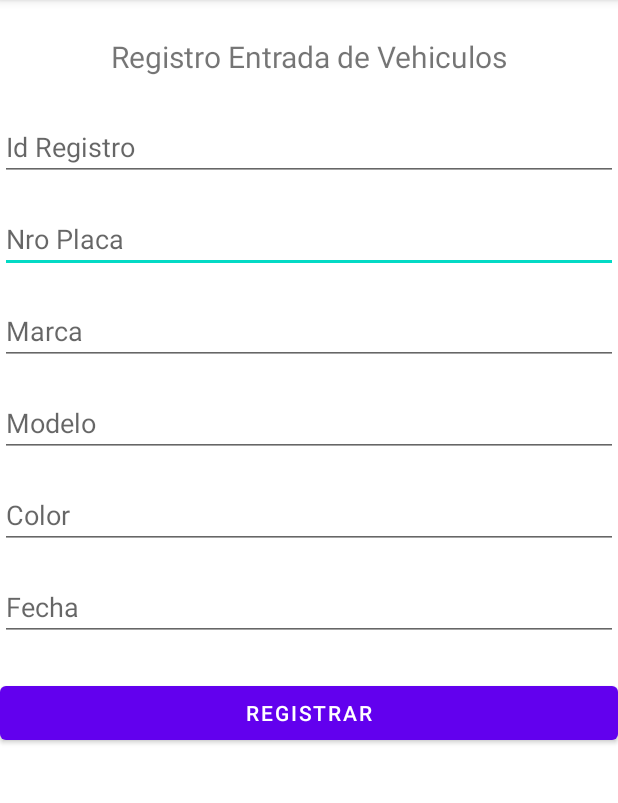
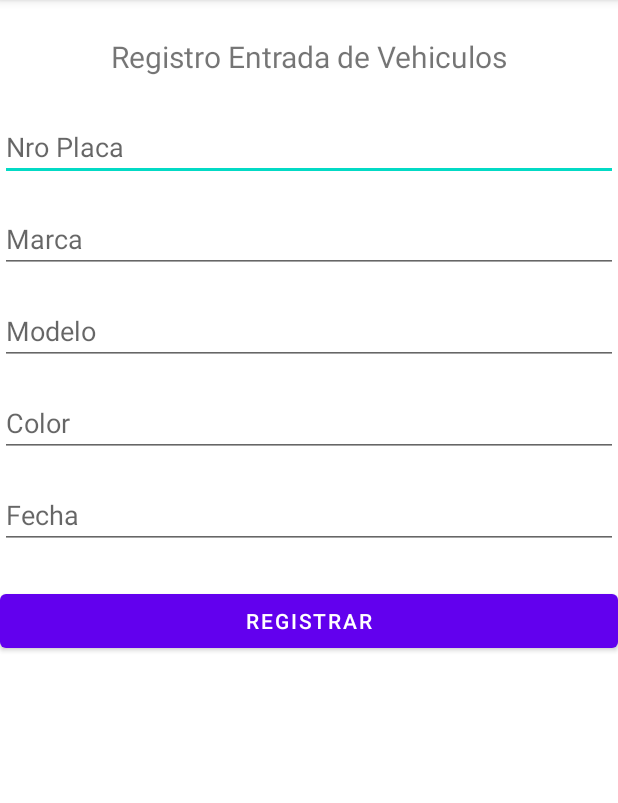
Before and after one commit to jcpresiga/Mobile_app, an Android app: the RegistroEntradaActivity screen opened directly, with no data from a screen before it, on a phone screen of 412 x 824 dp, the part 84-887 px from its top. Run offline under Robolectric (Android 15) with nearby library versions, the phone set to English and light mode, and no system bars.

Commit message:
actualizacion id_registro automatico

```diff
--- a/app/src/main/java/com/example/mobile_app/RegistroEntradaActivity.java
+++ b/app/src/main/java/com/example/mobile_app/RegistroEntradaActivity.java
@@ -20,7 +20,7 @@ import java.util.Locale;
 public class RegistroEntradaActivity extends AppCompatActivity implements View.OnClickListener{
 
     //se inicializan los campos y boton que se utilizan
-    EditText reidregistro, renroplaca, remarca, remodelo, recolor, refecha;
+    EditText renroplaca, remarca, remodelo, recolor, refecha;
     Button btnregistrar;
 
     @Override
@@ -28,7 +28,6 @@ public class RegistroEntradaActivity extends AppCompatActivity implements View.O
         super.onCreate(savedInstanceState);
         setContentView(R.layout.activity_registro_entrada);
 
-        reidregistro = (EditText) findViewById(R.id.reidregistro);
         renroplaca = (EditText) findViewById(R.id.renroplaca);
         remarca = (EditText) findViewById(R.id.remarca);
         remodelo = (EditText) findViewById(R.id.remodelo);
@@ -59,17 +58,16 @@ public class RegistroEntradaActivity extends AppCompatActivity implements View.O
         SQLiteDatabase db = conn.getWritableDatabase();
 
         ContentValues values = new ContentValues();
-        values.put(Utilidades.CAMPO_ID,reidregistro.getText().toString());
         values.put(Utilidades.CAMPO_PLACA,renroplaca.getText().toString());
         values.put(Utilidades.CAMPO_MARCA,remarca.getText().toString());
         values.put(Utilidades.CAMPO_MODELO,remodelo.getText().toString());
         values.put(Utilidades.CAMPO_COLOR,recolor.getText().toString());
-
         values.put(Utilidades.CAMPO_FECHA,refecha.getText().toString());
 
         Long idResultante=db.insert(Utilidades.TABLA_REGISTRO,Utilidades.CAMPO_ID,values);
 
         Toast.makeText(getApplicationContext(),"Id Registro: "+idResultante,Toast.LENGTH_SHORT).show();
         db.close();
+
     }
 }
--- a/app/src/main/java/com/example/mobile_app/Utilidades.java
+++ b/app/src/main/java/com/example/mobile_app/Utilidades.java
@@ -13,7 +13,7 @@ public class Utilidades {
 
 
     public static final String CREAR_TABLA_REGISTRO = "CREATE TABLE " +
-            ""+TABLA_REGISTRO+" ("+CAMPO_ID+" INTEGER, " +
+            ""+TABLA_REGISTRO+" ("+CAMPO_ID+" INTEGER PRIMARY KEY AUTOINCREMENT, " +
             ""+CAMPO_PLACA+" TEXT, "+CAMPO_MARCA+" TEXT, " +
             ""+CAMPO_MODELO+" TEXT, "+CAMPO_COLOR+" TEXT, "+CAMPO_FECHA+" TEXT)";
 }
--- a/app/src/main/res/layout/activity_registro_entrada.xml
+++ b/app/src/main/res/layout/activity_registro_entrada.xml
@@ -22,13 +22,13 @@
         android:id="@+id/renroplaca"
         android:layout_width="0dp"
         android:layout_height="wrap_content"
-        android:layout_marginTop="16dp"
+        android:layout_marginTop="24dp"
         android:ems="10"
         android:hint="Nro Placa"
         android:inputType="textPersonName"
         app:layout_constraintEnd_toEndOf="parent"
         app:layout_constraintStart_toStartOf="parent"
-        app:layout_constraintTop_toBottomOf="@+id/reidregistro" />
+        app:layout_constraintTop_toBottomOf="@+id/textView" />
 
     <EditText
         android:id="@+id/remarca"
@@ -88,16 +88,4 @@
         app:layout_constraintStart_toStartOf="parent"
         app:layout_constraintTop_toBottomOf="@+id/refecha" />
 
-    <EditText
-        android:id="@+id/reidregistro"
-        android:layout_width="0dp"
-        android:layout_height="wrap_content"
-        android:layout_marginTop="24dp"
-        android:ems="10"
-        android:hint="Id Registro"
-        android:inputType="textPersonName"
-        app:layout_constraintEnd_toEndOf="parent"
-        app:layout_constraintStart_toStartOf="parent"
-        app:layout_constraintTop_toBottomOf="@+id/textView" />
-
 </androidx.constraintlayout.widget.ConstraintLayout>
```
Also changed, not shown: app/src/main/java/com/example/mobile_app/Registro.java (+12 -0 lines).
